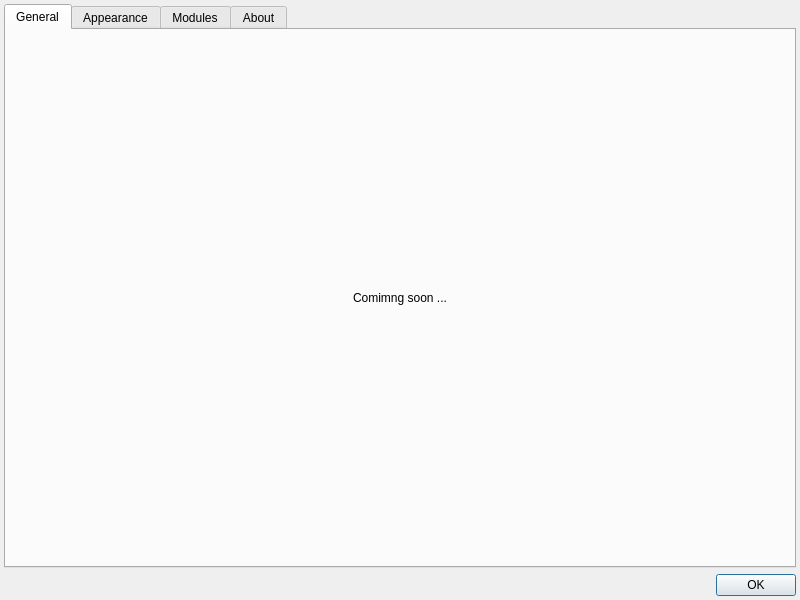
albertlauncher/albert, file src/ui/settingsdialog.ui: the form before one commit.
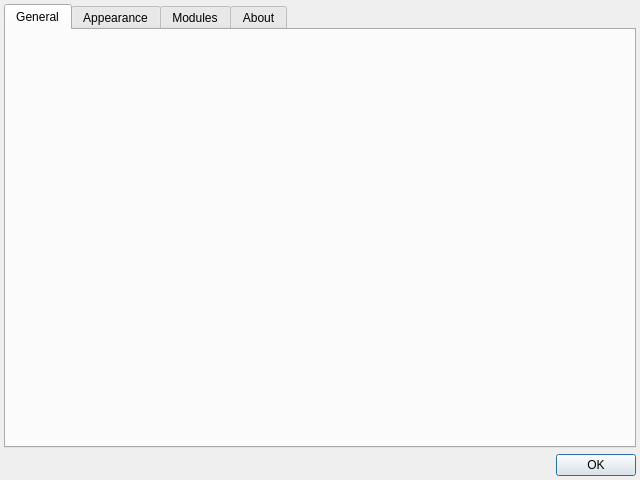
The form after the commit. The open tabs and pages were chosen to show the change.

Commit message: Add a widget for setting the hotkey to the settings dialog

The edit to the form file:
```diff
--- a/src/ui/settingsdialog.ui
+++ b/src/ui/settingsdialog.ui
@@ -9,8 +9,8 @@
    <rect>
     <x>0</x>
     <y>0</y>
-    <width>800</width>
-    <height>600</height>
+    <width>640</width>
+    <height>480</height>
    </rect>
   </property>
   <property name="windowTitle">
@@ -41,18 +41,7 @@
       <attribute name="title">
        <string>General</string>
       </attribute>
-      <layout class="QHBoxLayout" name="horizontalLayout">
-       <item>
-        <widget class="QLabel" name="label_2">
-         <property name="text">
-          <string>Comimng soon ...</string>
-         </property>
-         <property name="alignment">
-          <set>Qt::AlignCenter</set>
-         </property>
-        </widget>
-       </item>
-      </layout>
+      <layout class="QHBoxLayout" name="horizontalLayout"/>
      </widget>
      <widget class="QWidget" name="tabAppearance">
       <attribute name="title">
```
Left out of the diff: 8 changed lines with no effect on the pictures. The commit also changes 5 other files.
